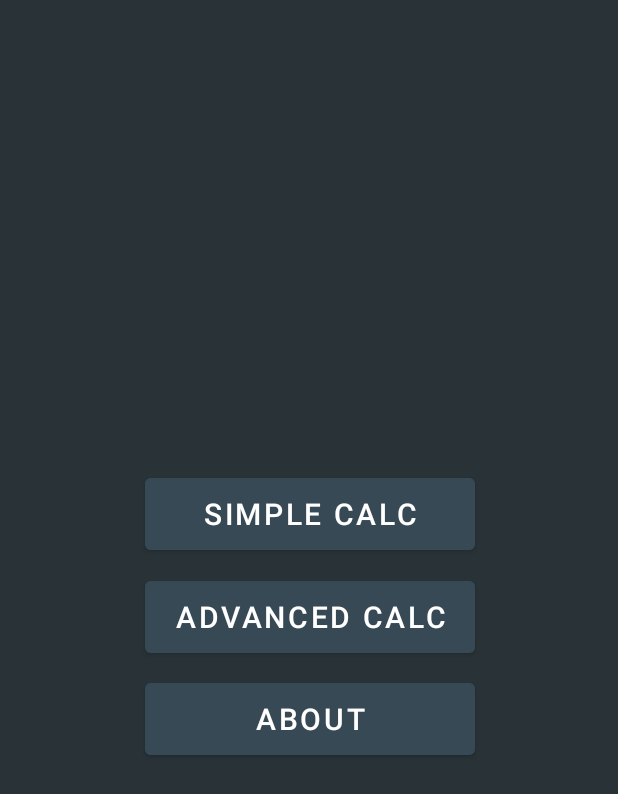
After one commit to damianjasinski/AndroidCalc, an Android app: the layout activity_main_menu.xml on its own in the app's theme, with its tools: preview values and no code run, on a phone screen of 412 x 824 dp. The commit adds this screen. Shown: the top 794 px of the screen. Run offline under Robolectric (Android 15) with nearby library versions, the phone set to English and light mode, and no system bars.

Commit message:
Add welcome menu

```diff
--- /dev/null
+++ b/app/src/main/java/com/example/calc/MainMenuActivity.java
@@ -0,0 +1,21 @@
+package com.example.calc;
+
+import androidx.appcompat.app.AppCompatActivity;
+
+import android.content.Intent;
+import android.os.Bundle;
+import android.view.View;
+
+public class MainMenuActivity extends AppCompatActivity {
+
+    @Override
+    protected void onCreate(Bundle savedInstanceState) {
+        super.onCreate(savedInstanceState);
+        setContentView(R.layout.activity_main_menu);
+    }
+
+    public void openSimpleCalc(View view) {
+        Intent intent = new Intent(this, SimpleCalcActivity.class);
+        startActivity(intent);
+    }
+}
--- /dev/null
+++ b/app/src/main/res/layout/activity_main_menu.xml
@@ -0,0 +1,71 @@
+<?xml version="1.0" encoding="utf-8"?>
+<androidx.constraintlayout.widget.ConstraintLayout xmlns:android="http://schemas.android.com/apk/res/android"
+    xmlns:app="http://schemas.android.com/apk/res-auto"
+    xmlns:tools="http://schemas.android.com/tools"
+    android:layout_width="match_parent"
+    android:layout_height="match_parent"
+    android:background="@color/white"
+    android:backgroundTint="#293337"
+    tools:context=".MainMenuActivity">
+
+  <Button
+      android:id="@+id/simpleCalcBtn"
+      android:layout_width="wrap_content"
+      android:layout_height="wrap_content"
+      android:layout_marginBottom="5dp"
+      android:width="220dp"
+      android:height="60dp"
+      android:backgroundTint="#374955"
+      android:fontFamily="sans-serif-medium"
+      android:onClick="openSimpleCalc"
+      android:text="@string/SimpleCalc"
+      android:textColor="#FFFFFF"
+      android:textSize="20sp"
+      app:layout_constraintBottom_toBottomOf="parent"
+      app:layout_constraintEnd_toEndOf="parent"
+      app:layout_constraintHorizontal_bias="0.502"
+      app:layout_constraintStart_toStartOf="parent"
+      app:layout_constraintTop_toTopOf="parent"
+      app:layout_constraintVertical_bias="0.412" />
+
+  <Button
+      android:id="@+id/button2"
+      android:layout_width="wrap_content"
+      android:layout_height="wrap_content"
+      android:layout_marginTop="5dp"
+      android:layout_marginBottom="5dp"
+      android:width="220dp"
+      android:height="60dp"
+      android:backgroundTint="#374955"
+      android:fontFamily="sans-serif-medium"
+      android:onClick="openSimpleCalc"
+      android:text="@string/AdvancedCalc"
+      android:textColor="#FFFFFF"
+      android:textSize="20sp"
+      app:layout_constraintBottom_toBottomOf="parent"
+      app:layout_constraintEnd_toEndOf="parent"
+      app:layout_constraintHorizontal_bias="0.502"
+      app:layout_constraintStart_toStartOf="parent"
+      app:layout_constraintTop_toTopOf="parent"
+      app:layout_constraintVertical_bias="0.499" />
+
+  <Button
+      android:id="@+id/button3"
+      android:layout_width="wrap_content"
+      android:layout_height="wrap_content"
+      android:layout_marginTop="5dp"
+      android:width="220dp"
+      android:height="60dp"
+      android:backgroundTint="#374955"
+      android:fontFamily="sans-serif-medium"
+      android:onClick="openSimpleCalc"
+      android:text="@string/About"
+      android:textColor="#FFFFFF"
+      android:textSize="20sp"
+      app:layout_constraintBottom_toBottomOf="parent"
+      app:layout_constraintEnd_toEndOf="parent"
+      app:layout_constraintHorizontal_bias="0.502"
+      app:layout_constraintStart_toStartOf="parent"
+      app:layout_constraintTop_toTopOf="parent"
+      app:layout_constraintVertical_bias="0.585" />
+</androidx.constraintlayout.widget.ConstraintLayout>
--- a/app/src/main/res/values/strings.xml
+++ b/app/src/main/res/values/strings.xml
@@ -20,7 +20,9 @@
     <string name="comma">.</string>
     <string name="percent">%</string>
     <string name="result">0</string>
-    <string name="SimpleCalc">Simple Calc </string>
+    <string name="SimpleCalc">Simple Calc</string>
+    <string name="AdvancedCalc">Advanced Calc</string>
+    <string name="About">About</string>
 
 
 </resources>
```
